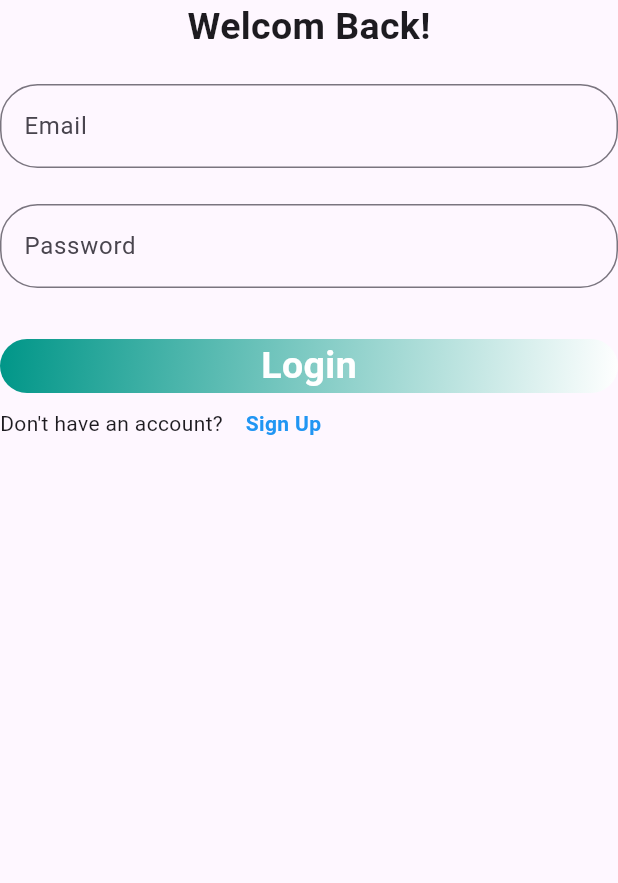
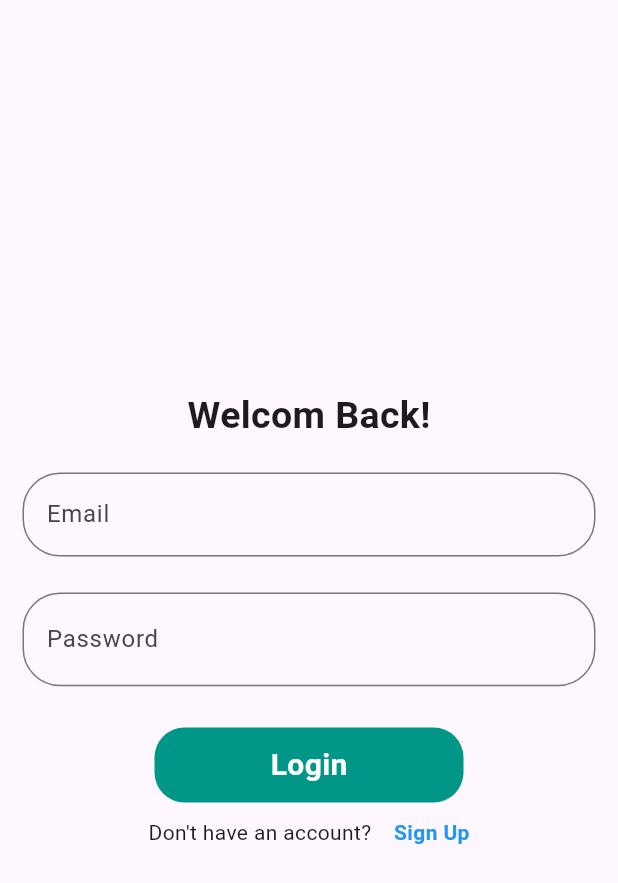
Before and after one commit to nasifayc/afronex-task-4, a Flutter app: the LoginPage screen opened directly, on a phone screen of 412 x 824 dp. Shown: the top 883 px of the screen. Run offline on Flutter 3.47's test engine with Material 3 defaults, Android fonts, the phone set to English and light mode, and no system bars; our stand-ins replace firebase_auth, firebase_core, fluttertoast, google_nav_bar; accounts and stored records are empty.

Commit message:
User Authentication in Progress

```diff
--- /dev/null
+++ b/afronex_shop_app/lib/providers/user_provider.dart
@@ -0,0 +1,6 @@
+import 'package:afronex_shop_app/models/user_model.dart';
+import 'package:flutter/material.dart';
+
+class UserProvider extends ChangeNotifier {
+  late final User user;
+}
--- a/afronex_shop_app/lib/screens/bottom_navigations/home.dart
+++ b/afronex_shop_app/lib/screens/bottom_navigations/home.dart
@@ -11,7 +11,9 @@ class _HomePageState extends State<HomePage> {
   @override
   Widget build(BuildContext context) {
     return const Scaffold(
-      body: Center(child: Text('HomePage'),),
+      body: Column(
+
+      ),
     );
   }
 }
--- a/afronex_shop_app/lib/screens/landing.dart
+++ b/afronex_shop_app/lib/screens/landing.dart
@@ -1,7 +1,7 @@
 import 'package:afronex_shop_app/screens/bottom_navigations/cartpage.dart';
 import 'package:afronex_shop_app/screens/bottom_navigations/home.dart';
 import 'package:afronex_shop_app/screens/bottom_navigations/profile_page.dart';
-import 'package:afronex_shop_app/screens/bottom_navigations/serach.dart';
+import 'package:afronex_shop_app/screens/bottom_navigations/search.dart';
 import 'package:flutter/material.dart';
 import 'package:google_nav_bar/google_nav_bar.dart';
 
--- a/afronex_shop_app/lib/screens/users/login.dart
+++ b/afronex_shop_app/lib/screens/users/login.dart
@@ -31,8 +31,10 @@ class _LoginPageState extends State<LoginPage> {
   @override
   Widget build(BuildContext context) {
     final size = MediaQuery.of(context).size;
-    return SingleChildScrollView(
-      child: Center(
+    return Scaffold(
+      body: Center(
+        child: Padding(
+          padding: const EdgeInsets.symmetric(horizontal: 15.0),
           child: Column(
             mainAxisSize: MainAxisSize.min,
             children: [
@@ -54,18 +56,21 @@ class _LoginPageState extends State<LoginPage> {
                 controller: _passwordController,
                 labelText: 'Password',
                 inputType: TextInputType.text,
-              isPasswordField: false,
+                isPasswordField: true,
               ),
               const SizedBox(
                 height: 20,
               ),
-            GestureDetector(
+              isLogging
+                  ? CircularProgressIndicator(
+                      color: Theme.of(context).primaryColor)
+                  : GestureDetector(
                       onTap: () {
-                Navigator.pushNamed(context, '/home');
+                        Navigator.pushNamed(context, '/landing');
                       },
                       child: Button(
                         title: 'Login',
-                width: size.width * 0.3,
+                        width: size.width * 0.5,
                         color: Theme.of(context).primaryColor,
                       ),
                     ),
@@ -73,6 +78,7 @@ class _LoginPageState extends State<LoginPage> {
                 height: 10,
               ),
               Row(
+                mainAxisAlignment: MainAxisAlignment.center,
                 children: [
                   const Text('Don\'t have an account?'),
                   const SizedBox(
@@ -98,6 +104,7 @@ class _LoginPageState extends State<LoginPage> {
             ],
           ),
         ),
+      ),
     );
   }
 }
--- a/afronex_shop_app/lib/widgets/buttons.dart
+++ b/afronex_shop_app/lib/widgets/buttons.dart
@@ -13,19 +13,16 @@ class Button extends StatelessWidget {
   @override
   Widget build(BuildContext context) {
     return Container(
+      height: 50,
+      width: width,
       decoration: BoxDecoration(
           borderRadius: BorderRadius.circular(20),
-          gradient: LinearGradient(
-              colors: [Theme.of(context).primaryColor, Colors.white],
-              begin: Alignment.topLeft,
-              end: Alignment.bottomRight)),
+          color: Theme.of(context).primaryColor),
       child: Center(
         child: Text(
-          title,style: const TextStyle(
-            color: Colors.white,
-            fontSize: 25,
-            fontWeight: FontWeight.bold
-          ),
+          title,
+          style: const TextStyle(
+              color: Colors.white, fontSize: 20, fontWeight: FontWeight.bold),
         ),
       ),
     );
--- a/afronex_shop_app/pubspec.yaml
+++ b/afronex_shop_app/pubspec.yaml
@@ -40,6 +40,8 @@ dependencies:
   firebase_auth: ^4.17.9
   firebase_storage: ^11.6.10
   cloud_firestore: ^4.15.9
+  fluttertoast: ^8.2.4
+  provider: ^6.1.2
 
 dev_dependencies:
   flutter_test:
```
Also changed, not shown: afronex_shop_app/lib/main.dart (+3 -4 lines), afronex_shop_app/lib/models/user_model.dart (added, +29 -0 lines), afronex_shop_app/lib/screens/users/signup.dart (+27 -9 lines), afronex_shop_app/lib/services/firebase_auth_services.dart (added, +18 -0 lines), afronex_shop_app/lib/services/utils/toast_message.dart (added, +14 -0 lines), afronex_shop_app/lib/widgets/user_info_card.dart (added, +15 -0 lines), afronex_shop_app/asset/images/default.jpg (added), afronex_shop_app/lib/screens/bottom_navigations/search.dart (renamed from afronex_shop_app/lib/screens/bottom_navigations/serach.dart), afronex_shop_app/lib/services/utils/default_profile_image.dart (added), afronex_shop_app/pubspec.lock. Lines whose indentation alone changed are shown as unchanged.
